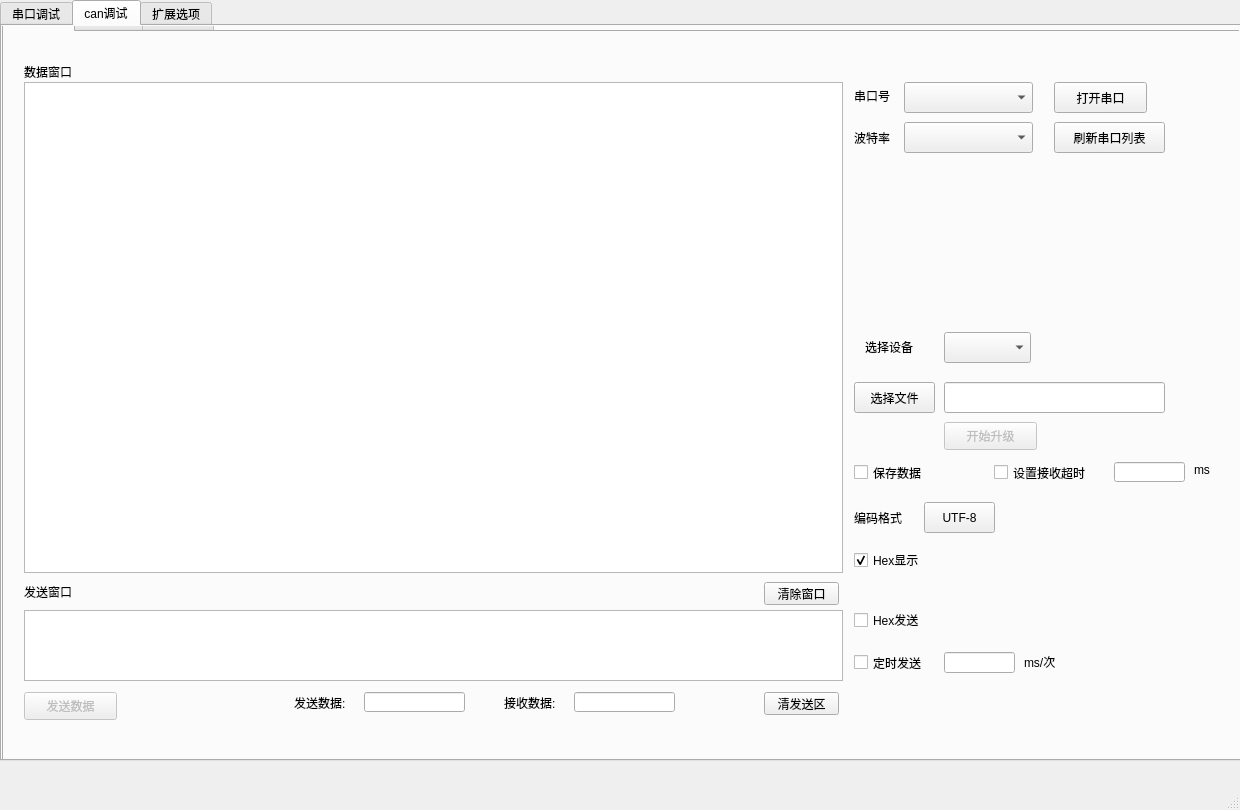
The window that ser_prj/untitled.ui (getBossMuchMoney/pyqt_serialTool) describes before a commit, drawn with Qt 5.
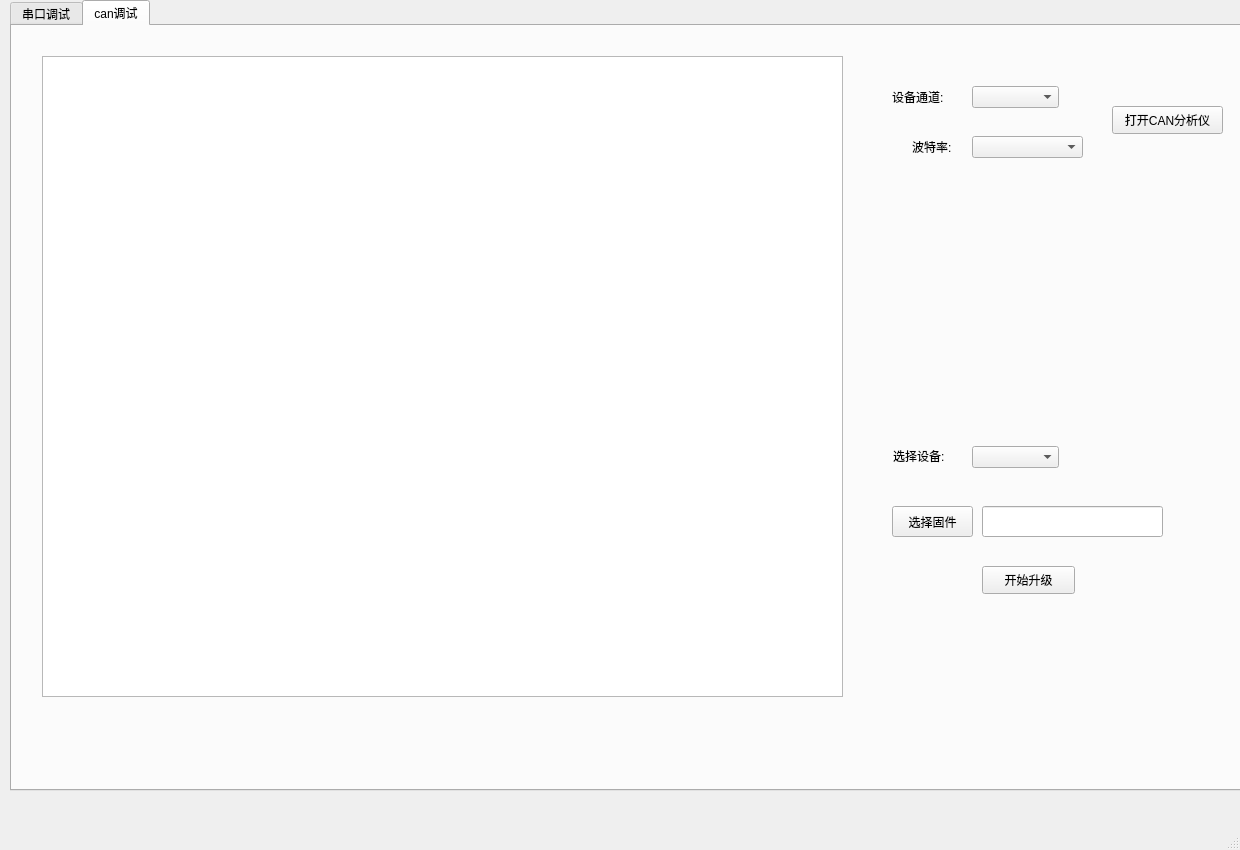
The same window after the commit. The open tabs and pages were chosen to show the change.

Diff of the .ui file:
```diff
--- a/ser_prj/untitled.ui
+++ b/ser_prj/untitled.ui
@@ -7,7 +7,7 @@
     <x>0</x>
     <y>0</y>
     <width>1240</width>
-    <height>810</height>
+    <height>850</height>
    </rect>
   </property>
   <property name="windowTitle">
@@ -20,10 +20,10 @@
    <widget class="QTabWidget" name="tabWidget">
     <property name="geometry">
      <rect>
-      <x>0</x>
+      <x>10</x>
       <y>0</y>
-      <width>1241</width>
-      <height>761</height>
+      <width>1271</width>
+      <height>791</height>
      </rect>
     </property>
     <property name="currentIndex">
@@ -491,682 +491,137 @@
      <attribute name="title">
       <string>can调试</string>
      </attribute>
-     <widget class="QComboBox" name="comboBox">
+     <widget class="QToolButton" name="CHOOSE_FILE_OF_CAN">
       <property name="geometry">
        <rect>
-        <x>930</x>
-        <y>50</y>
-        <width>87</width>
-        <height>22</height>
+        <x>880</x>
+        <y>480</y>
+        <width>81</width>
+        <height>31</height>
        </rect>
       </property>
+      <property name="text">
+       <string>选择固件</string>
+      </property>
      </widget>
-     <widget class="QLabel" name="label_11">
+     <widget class="QLabel" name="label_26">
       <property name="geometry">
        <rect>
-        <x>840</x>
-        <y>50</y>
-        <width>72</width>
+        <x>900</x>
+        <y>110</y>
+        <width>61</width>
         <height>21</height>
        </rect>
       </property>
       <property name="text">
-       <string>通道：</string>
+       <string>波特率:</string>
       </property>
      </widget>
-     <widget class="QLabel" name="label_12">
+     <widget class="QLineEdit" name="CAN_FILE_SHOWED">
       <property name="geometry">
        <rect>
-        <x>840</x>
-        <y>100</y>
+        <x>970</x>
+        <y>480</y>
+        <width>181</width>
+        <height>31</height>
+       </rect>
+      </property>
+     </widget>
+     <widget class="QLabel" name="label_27">
+      <property name="geometry">
+       <rect>
+        <x>881</x>
+        <y>420</y>
+        <width>71</width>
+        <height>20</height>
+       </rect>
+      </property>
+      <property name="text">
+       <string>选择设备:</string>
+      </property>
+     </widget>
+     <widget class="QLabel" name="label_28">
+      <property name="geometry">
+       <rect>
+        <x>880</x>
+        <y>60</y>
         <width>72</width>
         <height>21</height>
        </rect>
       </property>
       <property name="text">
-       <string>波特率：</string>
+       <string>设备通道:</string>
       </property>
      </widget>
-     <widget class="QComboBox" name="comboBox_2">
+     <widget class="QComboBox" name="CHOOSE_BOARD_CAN">
       <property name="geometry">
        <rect>
-        <x>930</x>
-        <y>100</y>
+        <x>960</x>
+        <y>420</y>
         <width>87</width>
         <height>22</height>
        </rect>
       </property>
      </widget>
-     <widget class="QPushButton" name="pushButton">
+     <widget class="QComboBox" name="CAN_BAND">
       <property name="geometry">
        <rect>
-        <x>930</x>
-        <y>170</y>
+        <x>960</x>
+        <y>110</y>
+        <width>111</width>
+        <height>22</height>
+       </rect>
+      </property>
+     </widget>
+     <widget class="QPushButton" name="START_CAN_IAP">
+      <property name="geometry">
+       <rect>
+        <x>970</x>
+        <y>540</y>
         <width>93</width>
         <height>28</height>
        </rect>
       </property>
       <property name="text">
-       <string>打开设备</string>
+       <string>开始升级</string>
       </property>
      </widget>
-     <widget class="QTabWidget" name="tabWidget_2">
+     <widget class="QComboBox" name="CAN_DEVIEC_PASS">
       <property name="geometry">
        <rect>
-        <x>0</x>
-        <y>-20</y>
-        <width>1241</width>
-        <height>761</height>
+        <x>960</x>
+        <y>60</y>
+        <width>87</width>
+        <height>22</height>
        </rect>
       </property>
-      <property name="currentIndex">
-       <number>1</number>
+     </widget>
+     <widget class="QPushButton" name="OPEN_CAN_DEVICE">
+      <property name="geometry">
+       <rect>
+        <x>1100</x>
+        <y>80</y>
+        <width>111</width>
+        <height>28</height>
+       </rect>
       </property>
-      <widget class="QWidget" name="tab_4">
-       <attribute name="title">
-        <string>串口调试</string>
-       </attribute>
-       <widget class="QComboBox" name="Com_Band_2">
-        <property name="geometry">
-         <rect>
-          <x>900</x>
-          <y>90</y>
-          <width>129</width>
-          <height>31</height>
-         </rect>
-        </property>
-       </widget>
-       <widget class="QPushButton" name="Open_Com_2">
-        <property name="geometry">
-         <rect>
-          <x>1050</x>
-          <y>50</y>
-          <width>93</width>
-          <height>31</height>
-         </rect>
-        </property>
-        <property name="text">
-         <string>打开串口</string>
-        </property>
-       </widget>
-       <widget class="QTextEdit" name="Send_Data_Display_2">
-        <property name="geometry">
-         <rect>
-          <x>20</x>
-          <y>578</y>
-          <width>819</width>
-          <height>71</height>
-         </rect>
-        </property>
-       </widget>
-       <widget class="QPushButton" name="encodingFormat_2">
-        <property name="geometry">
-         <rect>
-          <x>920</x>
-          <y>470</y>
-          <width>71</width>
-          <height>31</height>
-         </rect>
-        </property>
-        <property name="text">
-         <string>UTF-8</string>
-        </property>
-       </widget>
-       <widget class="QLabel" name="label_13">
-        <property name="geometry">
-         <rect>
-          <x>850</x>
-          <y>48</y>
-          <width>49</width>
-          <height>31</height>
-         </rect>
-        </property>
-        <property name="text">
-         <string>串口号</string>
-        </property>
-       </widget>
-       <widget class="QTextEdit" name="Data_Display_2">
-        <property name="geometry">
-         <rect>
-          <x>20</x>
-          <y>50</y>
-          <width>819</width>
-          <height>491</height>
-         </rect>
-        </property>
-        <property name="textInteractionFlags">
-         <set>Qt::TextBrowserInteraction</set>
-        </property>
-        <property name="placeholderText">
-         <string/>
-        </property>
-       </widget>
-       <widget class="QComboBox" name="ChosedeviceID_2">
-        <property name="geometry">
-         <rect>
-          <x>940</x>
-          <y>300</y>
-          <width>87</width>
-          <height>31</height>
-         </rect>
-        </property>
-       </widget>
-       <widget class="QLineEdit" name="sendLength_2">
-        <property name="geometry">
-         <rect>
-          <x>360</x>
-          <y>660</y>
-          <width>101</width>
-          <height>20</height>
-         </rect>
-        </property>
-        <property name="readOnly">
-         <bool>true</bool>
-        </property>
-       </widget>
-       <widget class="QPushButton" name="ClearSendShow_2">
-        <property name="geometry">
-         <rect>
-          <x>760</x>
-          <y>660</y>
-          <width>75</width>
-          <height>23</height>
-         </rect>
-        </property>
-        <property name="text">
-         <string>清发送区</string>
-        </property>
-       </widget>
-       <widget class="QLineEdit" name="file_selected_2">
-        <property name="geometry">
-         <rect>
-          <x>940</x>
-          <y>350</y>
-          <width>221</width>
-          <height>31</height>
-         </rect>
-        </property>
-       </widget>
-       <widget class="QPushButton" name="ComReflash_2">
-        <property name="geometry">
-         <rect>
-          <x>1050</x>
-          <y>90</y>
-          <width>111</width>
-          <height>31</height>
-         </rect>
-        </property>
-        <property name="text">
-         <string>刷新串口列表</string>
-        </property>
-       </widget>
-       <widget class="QLabel" name="label_14">
-        <property name="geometry">
-         <rect>
-          <x>20</x>
-          <y>30</y>
-          <width>69</width>
-          <height>19</height>
-         </rect>
-        </property>
-        <property name="text">
-         <string>数据窗口</string>
-        </property>
-       </widget>
-       <widget class="QCheckBox" name="sendHex_2">
-        <property name="geometry">
-         <rect>
-          <x>850</x>
-          <y>580</y>
-          <width>81</width>
-          <height>16</height>
-         </rect>
-        </property>
-        <property name="text">
-         <string>Hex发送</string>
-        </property>
-        <property name="checked">
-         <bool>false</bool>
-        </property>
-       </widget>
-       <widget class="QLineEdit" name="send_freq_2">
-        <property name="geometry">
-         <rect>
-          <x>940</x>
-          <y>620</y>
-          <width>71</width>
-          <height>21</height>
-         </rect>
-        </property>
-        <property name="echoMode">
-         <enum>QLineEdit::Normal</enum>
-        </property>
-        <property name="alignment">
-         <set>Qt::AlignRight|Qt::AlignTrailing|Qt::AlignVCenter</set>
-        </property>
-        <property name="dragEnabled">
-         <bool>false</bool>
-        </property>
-        <property name="readOnly">
-         <bool>false</bool>
-        </property>
-       </widget>
-       <widget class="QComboBox" name="Com_Port_2">
-        <property name="geometry">
-         <rect>
-          <x>900</x>
-          <y>50</y>
-          <width>129</width>
-          <height>31</height>
-         </rect>
-        </property>
-       </widget>
-       <widget class="QLabel" name="label_15">
-        <property name="geometry">
-         <rect>
-          <x>1020</x>
-          <y>620</y>
-          <width>54</width>
-          <height>20</height>
-         </rect>
-        </property>
-        <property name="text">
-         <string>ms/次</string>
-        </property>
-       </widget>
-       <widget class="QLabel" name="label_16">
-        <property name="geometry">
-         <rect>
-          <x>850</x>
-          <y>470</y>
-          <width>61</width>
-          <height>31</height>
-         </rect>
-        </property>
-        <property name="text">
-         <string>编码格式</string>
-        </property>
-       </widget>
-       <widget class="QLabel" name="label_17">
-        <property name="geometry">
-         <rect>
-          <x>500</x>
-          <y>660</y>
-          <width>71</width>
-          <height>21</height>
-         </rect>
-        </property>
-        <property name="text">
-         <string>接收数据:</string>
-        </property>
-       </widget>
-       <widget class="QLabel" name="label_18">
-        <property name="geometry">
-         <rect>
-          <x>1190</x>
-          <y>430</y>
-          <width>21</width>
-          <height>16</height>
-         </rect>
-        </property>
-        <property name="text">
-         <string>ms</string>
-        </property>
-       </widget>
-       <widget class="QToolButton" name="open_file_click_2">
-        <property name="geometry">
-         <rect>
-          <x>850</x>
-          <y>350</y>
-          <width>81</width>
-          <height>31</height>
-         </rect>
-        </property>
-        <property name="text">
-         <string>选择文件</string>
-        </property>
-       </widget>
-       <widget class="QPushButton" name="ClearRecShow_2">
-        <property name="geometry">
-         <rect>
-          <x>760</x>
-          <y>550</y>
-          <width>75</width>
-          <height>23</height>
-         </rect>
-        </property>
-        <property name="text">
-         <string>清除窗口</string>
-        </property>
-       </widget>
-       <widget class="QPushButton" name="Send_Data_2">
-        <property name="enabled">
-         <bool>false</bool>
-        </property>
-        <property name="geometry">
-         <rect>
-          <x>20</x>
-          <y>660</y>
-          <width>93</width>
-          <height>28</height>
-         </rect>
-        </property>
-        <property name="text">
-         <string>发送数据</string>
-        </property>
-       </widget>
-       <widget class="QLabel" name="label_19">
-        <property name="geometry">
-         <rect>
-          <x>850</x>
-          <y>90</y>
-          <width>49</width>
-          <height>31</height>
-         </rect>
-        </property>
-        <property name="text">
-         <string>波特率</string>
-        </property>
-       </widget>
-       <widget class="QCheckBox" name="SaveDataCheck_2">
-        <property name="geometry">
-         <rect>
-          <x>850</x>
-          <y>430</y>
-          <width>91</width>
-          <height>21</height>
-         </rect>
-        </property>
-        <property name="text">
-         <string>保存数据</string>
-        </property>
-       </widget>
-       <widget class="QPushButton" name="start_update_click_2">
-        <property name="enabled">
-         <bool>false</bool>
-        </property>
-        <property name="geometry">
-         <rect>
-          <x>940</x>
-          <y>390</y>
-          <width>93</width>
-          <height>28</height>
-         </rect>
-        </property>
-        <property name="text">
-         <string>开始升级</string>
-        </property>
-       </widget>
-       <widget class="QLabel" name="label_20">
-        <property name="geometry">
-         <rect>
-          <x>290</x>
-          <y>660</y>
-          <width>71</width>
-          <height>21</height>
-         </rect>
-        </property>
-        <property name="text">
-         <string>发送数据:</string>
-        </property>
-       </widget>
-       <widget class="QLabel" name="label_21">
-        <property name="geometry">
-         <rect>
-          <x>861</x>
-          <y>304</y>
-          <width>71</width>
-          <height>21</height>
-         </rect>
-        </property>
-        <property name="text">
-         <string>选择设备</string>
-        </property>
-       </widget>
-       <widget class="QLineEdit" name="receiveLength_2">
-        <property name="geometry">
-         <rect>
-          <x>570</x>
-          <y>660</y>
-          <width>101</width>
-          <height>20</height>
-         </rect>
-        </property>
-        <property name="readOnly">
-         <bool>true</bool>
-        </property>
-       </widget>
-       <widget class="QLineEdit" name="recSubpackageTimeOut_input_2">
-        <property name="geometry">
-         <rect>
-          <x>1110</x>
-          <y>430</y>
-          <width>71</width>
-          <height>20</height>
-         </rect>
-        </property>
-        <property name="layoutDirection">
-         <enum>Qt::LeftToRight</enum>
-        </property>
-        <property name="echoMode">
-         <enum>QLineEdit::Normal</enum>
-        </property>
-        <property name="alignment">
-         <set>Qt::AlignRight|Qt::AlignTrailing|Qt::AlignVCenter</set>
-        </property>
-       </widget>
-       <widget class="QCheckBox" name="send_auto_2">
-        <property name="geometry">
-         <rect>
-          <x>850</x>
-          <y>620</y>
-          <width>91</width>
-          <height>21</height>
-         </rect>
-        </property>
-        <property name="text">
-         <string>定时发送</string>
-        </property>
-        <property name="checkable">
-         <bool>false</bool>
-        </property>
-       </widget>
-       <widget class="QCheckBox" name="subpackageCheck_2">
-        <property name="geometry">
-         <rect>
-          <x>990</x>
-          <y>430</y>
-          <width>121</width>
-          <height>21</height>
-         </rect>
-        </property>
-        <property name="text">
-         <string>设置接收超时</string>
-        </property>
-       </widget>
-       <widget class="QLabel" name="label_22">
-        <property name="geometry">
-         <rect>
-          <x>20</x>
-          <y>550</y>
-          <width>69</width>
-          <height>19</height>
-         </rect>
-        </property>
-        <property name="text">
-         <string>发送窗口</string>
-        </property>
-       </widget>
-       <widget class="QCheckBox" name="recHexShow_2">
-        <property name="geometry">
-         <rect>
-          <x>850</x>
-          <y>520</y>
-          <width>81</width>
-          <height>16</height>
-         </rect>
-        </property>
-        <property name="text">
-         <string>Hex显示</string>
-        </property>
-        <property name="checkable">
-         <bool>true</bool>
-        </property>
-        <property name="checked">
-         <bool>true</bool>
-        </property>
-        <property name="tristate">
-         <bool>false</bool>
-        </property>
-       </widget>
-      </widget>
-      <widget class="QWidget" name="tab_5">
-       <attribute name="title">
-        <string>can调试</string>
-       </attribute>
-       <widget class="QComboBox" name="CAN_DEVIEC_PASS">
-        <property name="geometry">
-         <rect>
-          <x>930</x>
-          <y>50</y>
-          <width>87</width>
-          <height>22</height>
-         </rect>
-        </property>
-       </widget>
-       <widget class="QLabel" name="label_23">
-        <property name="geometry">
-         <rect>
-          <x>850</x>
-          <y>50</y>
-          <width>72</width>
-          <height>21</height>
-         </rect>
-        </property>
-        <property name="text">
-         <string>设备通道:</string>
-        </property>
-       </widget>
-       <widget class="QLabel" name="label_24">
-        <property name="geometry">
-         <rect>
-          <x>870</x>
-          <y>100</y>
-          <width>61</width>
-          <height>21</height>
-         </rect>
-        </property>
-        <property name="text">
-         <string>波特率:</string>
-        </property>
-       </widget>
-       <widget class="QComboBox" name="CAN_BAND">
-        <property name="geometry">
-         <rect>
-          <x>930</x>
-          <y>100</y>
-          <width>111</width>
-          <height>22</height>
-         </rect>
-        </property>
-       </widget>
-       <widget class="QPushButton" name="OPEN_CAN_DEVICE">
-        <property name="geometry">
-         <rect>
-          <x>1080</x>
-          <y>100</y>
-          <width>111</width>
-          <height>28</height>
-         </rect>
-        </property>
-        <property name="text">
-         <string>打开CAN分析仪</string>
-        </property>
-       </widget>
-       <widget class="QComboBox" name="CHOOSE_BOARD_CAN">
-        <property name="geometry">
-         <rect>
-          <x>930</x>
-          <y>300</y>
-          <width>87</width>
-          <height>22</height>
-         </rect>
-        </property>
-       </widget>
-       <widget class="QLabel" name="label_25">
-        <property name="geometry">
-         <rect>
-          <x>851</x>
-          <y>300</y>
-          <width>71</width>
-          <height>20</height>
-         </rect>
-        </property>
-        <property name="text">
-         <string>选择设备:</string>
-        </property>
-       </widget>
-       <widget class="QToolButton" name="CHOOSE_FILE_OF_CAN">
-        <property name="geometry">
-         <rect>
-          <x>850</x>
-          <y>360</y>
-          <width>81</width>
-          <height>31</height>
-         </rect>
-        </property>
-        <property name="text">
-         <string>选择固件</string>
-        </property>
-       </widget>
-       <widget class="QLineEdit" name="CAN_FILE_SHOWED">
-        <property name="geometry">
-         <rect>
-          <x>940</x>
-          <y>360</y>
-          <width>181</width>
-          <height>31</height>
-         </rect>
-        </property>
-       </widget>
-       <widget class="QPushButton" name="START_CAN_IAP">
-        <property name="geometry">
-         <rect>
-          <x>940</x>
-          <y>420</y>
-          <width>93</width>
-          <height>28</height>
-         </rect>
-        </property>
-        <property name="text">
-         <string>开始升级</string>
-        </property>
-       </widget>
-       <widget class="QTextEdit" name="CAN_FRAME_SHOWED">
-        <property name="geometry">
-         <rect>
-          <x>10</x>
-          <y>10</y>
-          <width>831</width>
-          <height>701</height>
-         </rect>
-        </property>
-        <property name="textInteractionFlags">
-         <set>Qt::TextBrowserInteraction</set>
-        </property>
-       </widget>
-      </widget>
-      <widget class="QWidget" name="tab_6">
-       <attribute name="title">
-        <string>扩展选项</string>
-       </attribute>
-      </widget>
+      <property name="text">
+       <string>打开CAN分析仪</string>
+      </property>
      </widget>
-    </widget>
-    <widget class="QWidget" name="tab_3">
-     <attribute name="title">
-      <string>扩展选项</string>
-     </attribute>
+     <widget class="QTextEdit" name="CAN_FRAME_SHOWED">
+      <property name="geometry">
+       <rect>
+        <x>30</x>
+        <y>30</y>
+        <width>801</width>
+        <height>641</height>
+       </rect>
+      </property>
+      <property name="textInteractionFlags">
+       <set>Qt::TextBrowserInteraction</set>
+      </property>
+     </widget>
     </widget>
    </widget>
   </widget>
```
Left out of the diff: 131 changed lines with no effect on the pictures.
